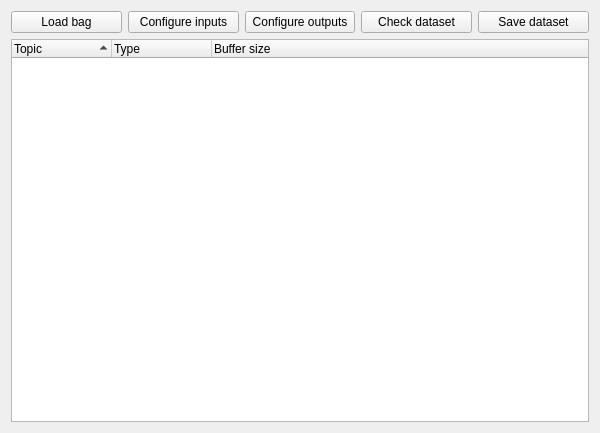
The window that resource/RosBagToDataset.ui (nilseuropa/rqt_bag_to_dataset) describes before a commit, drawn with Qt 5.
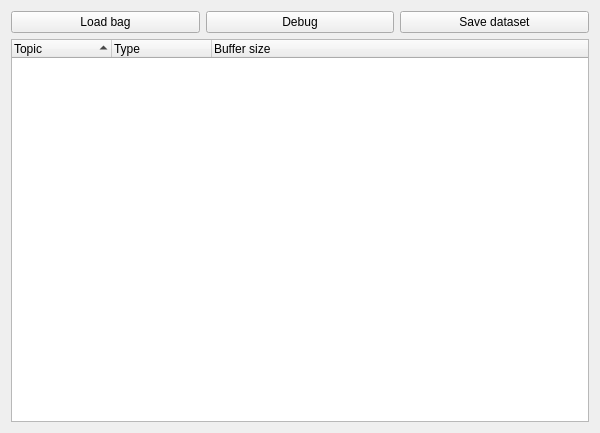
The same window after the commit.

Commit message: [debug] print selected topic messages

The edit to the form file:
```diff
--- a/resource/RosBagToDataset.ui
+++ b/resource/RosBagToDataset.ui
@@ -30,6 +30,16 @@
       </widget>
      </item>
      <item>
+      <widget class="QPushButton" name="debug_button">
+       <property name="toolTip">
+        <string>Press for random magic</string>
+       </property>
+       <property name="text">
+        <string>Debug</string>
+       </property>
+      </widget>
+     </item>
+     <!-- <item>
       <widget class="QPushButton" name="input_conf_push_button">
        <property name="toolTip">
         <string>Select data fields expected as inference inputs</string>
@@ -38,8 +48,8 @@
         <string>Configure inputs</string>
        </property>
       </widget>
-     </item>
-     <item>
+     </item> -->
+     <!-- <item>
       <widget class="QPushButton" name="output_conf_push_button">
        <property name="toolTip">
         <string>Select data fields expected as inference output</string>
@@ -48,8 +58,8 @@
         <string>Configure outputs</string>
        </property>
       </widget>
-     </item>
-     <item>
+     </item> -->
+     <!-- <item>
       <widget class="QPushButton" name="check_conf_push_button">
        <property name="toolTip">
         <string>Select data fields expected as inference output</string>
@@ -58,7 +68,7 @@
         <string>Check dataset</string>
        </property>
       </widget>
-     </item>
+     </item> -->
      <item>
       <widget class="QPushButton" name="save_dls_push_button">
        <property name="toolTip">
```
The commit also changes 1 other file.
